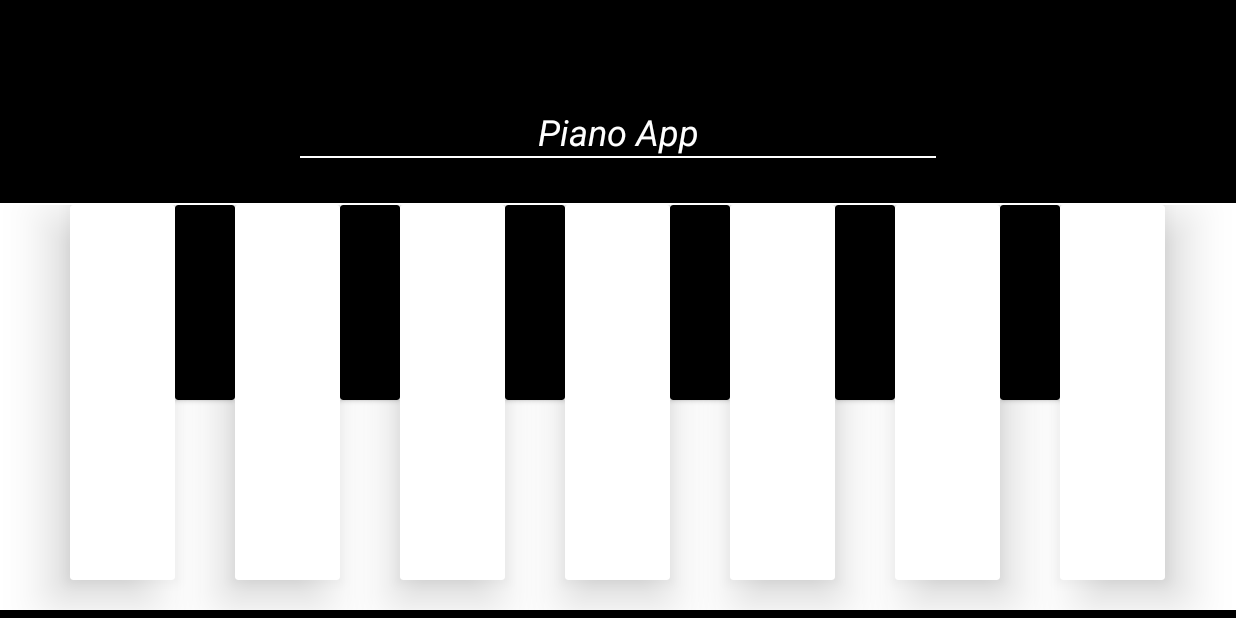
After one commit to Isa2604/Lab.DisMov, an Android app: the Piano screen opened directly, with no data from a screen before it, on a phone screen of 824 x 412 dp (held sideways). The commit adds this screen. Run offline under Robolectric (Android 15) with nearby library versions, the phone set to English and light mode, and no system bars.

Commit message:
agregue clase piano y su layout

```diff
--- a/app/src/main/AndroidManifest.xml
+++ b/app/src/main/AndroidManifest.xml
@@ -13,6 +13,9 @@
         android:theme="@style/Theme.PLAYGROUND"
         tools:targetApi="31">
         <activity android:name=".Animals"/>
+        <activity android:name=".Piano"
+            android:screenOrientation="landscape"/>
+
         <activity
             android:name=".MainActivity"
             android:exported="true"
@@ -22,6 +25,7 @@
 
                 <category android:name="android.intent.category.LAUNCHER" />
             </intent-filter>
+
         </activity>
     </application>
 
--- /dev/null
+++ b/app/src/main/java/com/example/playground/Piano.java
@@ -0,0 +1,97 @@
+package com.example.playground;
+
+import androidx.appcompat.app.AppCompatActivity;
+import androidx.cardview.widget.CardView;
+
+import android.media.MediaPlayer;
+import android.media.SoundPool;
+import android.os.Bundle;
+import android.view.View;
+
+public class Piano extends AppCompatActivity {
+
+    MediaPlayer music,music2,music3,music4,music5,music6,music7;
+    private SoundPool soundPool;
+    private Integer integerSoundIDa,integerSoundIDb,integerSoundIDc,integerSoundIDd,integerSoundIDe,integerSoundIDf,integerSoundIDg,
+            integerSoundBlack,integerSoundBlack2,integerSoundBlack3,integerSoundBlack4,integerSoundBlack5,integerSoundBlack6;
+    private float floatSpeed = 1.0f;
+
+
+    @Override
+    protected void onCreate(Bundle savedInstanceState) {
+        super.onCreate(savedInstanceState);
+        setContentView(R.layout.piano_layout);
+        getSupportActionBar().hide();
+
+        SoundPool.Builder builder = new SoundPool.Builder();
+        soundPool = builder.build();
+        integerSoundIDa = soundPool.load(this,R.raw.c,1);
+        integerSoundIDb = soundPool.load(this,R.raw.d,1);
+        integerSoundIDc = soundPool.load(this,R.raw.e,1);
+        integerSoundIDd = soundPool.load(this,R.raw.f,1);
+        integerSoundIDe = soundPool.load(this,R.raw.g,1);
+        integerSoundIDf = soundPool.load(this,R.raw.a,1);
+        integerSoundIDg = soundPool.load(this,R.raw.b,1);
+        integerSoundBlack = soundPool.load(this,R.raw.a_hash,1);
+        integerSoundBlack2 = soundPool.load(this,R.raw.c_hash,1);
+        integerSoundBlack3 = soundPool.load(this,R.raw.d_hash,1);
+        integerSoundBlack4 = soundPool.load(this,R.raw.f_hash,1);
+        integerSoundBlack5 = soundPool.load(this,R.raw.g_hash,1);
+        integerSoundBlack6 = soundPool.load(this,R.raw.c2,1);
+
+
+    }
+
+    public void music(View view){
+        soundPool.play(integerSoundIDa,1,1,1,0,floatSpeed);
+    }
+
+    public void music2(View view){
+        soundPool.play(integerSoundIDb,1,1,1,0,floatSpeed);
+    }
+
+    public void music3(View view){
+        soundPool.play(integerSoundIDc,1,1,1,0,floatSpeed);
+    }
+
+    public void music4(View view){
+        soundPool.play(integerSoundIDd,1,1,1,0,floatSpeed);
+    }
+
+    public void music5(View view){
+        soundPool.play(integerSoundIDe,1,1,1,0,floatSpeed);
+    }
+
+    public void music6(View view){
+        soundPool.play(integerSoundIDf,1,1,1,0,floatSpeed);
+    }
+
+    public void music7(View view){
+        soundPool.play(integerSoundIDg,1,1,1,0,floatSpeed);
+    }
+
+    public void black(View view){
+        soundPool.play(integerSoundBlack,1,1,1,0,floatSpeed);
+    }
+
+    public void black2(View view){
+        soundPool.play(integerSoundBlack2,1,1,1,0,floatSpeed);
+    }
+
+    public void black3(View view){
+        soundPool.play(integerSoundBlack3,1,1,1,0,floatSpeed);
+    }
+
+    public void black4(View view){
+        soundPool.play(integerSoundBlack4,1,1,1,0,floatSpeed);
+    }
+
+    public void black5(View view){
+        soundPool.play(integerSoundBlack5,1,1,1,0,floatSpeed);
+    }
+
+    public void black6(View view){
+        soundPool.play(integerSoundBlack6,1,1,1,0,floatSpeed);
+    }
+
+}
--- a/app/src/main/java/com/example/playground/ui/home/HomeFragment.java
+++ b/app/src/main/java/com/example/playground/ui/home/HomeFragment.java
@@ -13,6 +13,7 @@ import androidx.fragment.app.Fragment;
 import androidx.lifecycle.ViewModelProvider;
 
 import com.example.playground.Animals;
+import com.example.playground.Piano;
 import com.example.playground.R;
 import com.example.playground.databinding.FragmentHomeBinding;
 
@@ -32,6 +33,7 @@ public class HomeFragment extends Fragment {
         Button button = root.findViewById(R.id.button);
         Button button2 = root.findViewById(R.id.button2);
         Button button3 = root.findViewById(R.id.button3);
+        Button button5 = root.findViewById(R.id.button5);
 
         // Configurar OnClickListener para cada botón
         button.setOnClickListener(new View.OnClickListener() {
@@ -57,6 +59,14 @@ public class HomeFragment extends Fragment {
                 // Acción a realizar al hacer clic en el tercer botón
             }
         });
+        button5.setOnClickListener(new View.OnClickListener() {
+            @Override
+            public void onClick(View v) {
+                // Acción a realizar al hacer clic en el tercer botón
+                Intent intent = new Intent(getActivity(), Piano.class);
+                startActivity(intent);
+            }
+        });
 
 
         return root;
--- /dev/null
+++ b/app/src/main/res/drawable/card_bg.xml
@@ -0,0 +1,6 @@
+<?xml version="1.0" encoding="utf-8"?>
+<shape xmlns:android="http://schemas.android.com/apk/res/android">
+
+    <corners android:bottomLeftRadius="20dp"
+        android:topLeftRadius="20dp"/>
+</shape>
--- /dev/null
+++ b/app/src/main/res/layout/piano_layout.xml
@@ -0,0 +1,155 @@
+<?xml version="1.0" encoding="utf-8"?>
+<LinearLayout
+    xmlns:android="http://schemas.android.com/apk/res/android"
+    xmlns:app="http://schemas.android.com/apk/res-auto"
+    xmlns:tools="http://schemas.android.com/tools"
+    android:layout_width="match_parent"
+    android:layout_height="match_parent"
+    android:background="@color/black"
+    android:orientation="vertical"
+    android:gravity="bottom"
+    tools:context=".MainActivity">
+
+    <TextView
+        android:layout_width="match_parent"
+        android:layout_height="wrap_content"
+        android:text="Piano App"
+        android:textColor="#FFFFFF"
+        android:textStyle="italic"
+        android:textSize="24sp"
+        android:textAlignment="center"
+        />
+
+    <View
+        android:layout_width="match_parent"
+        android:layout_height="1dp"
+        android:layout_marginBottom="30dp"
+        android:layout_marginStart="200dp"
+        android:layout_marginEnd="200dp"
+        android:background="@color/white"/>
+
+    <View
+        android:layout_width="match_parent"
+        android:layout_height="1dp"
+        android:background="@color/white"/>
+
+    <LinearLayout
+        android:layout_width="match_parent"
+        android:orientation="horizontal"
+        android:gravity="center_horizontal"
+        android:layout_marginBottom="5dp"
+        android:background="@color/white"
+        android:layout_height="270dp">
+        <androidx.cardview.widget.CardView
+            android:id="@+id/cardView"
+            android:onClick="music"
+            android:background="@drawable/card_bg"
+            app:cardElevation="20dp"
+            android:layout_width="70dp"
+            android:layout_height="250dp"
+            android:layout_marginBottom="20dp">
+        </androidx.cardview.widget.CardView>
+
+        <androidx.cardview.widget.CardView
+            android:onClick="black"
+            android:layout_width="40dp"
+            android:backgroundTint="@color/black"
+            android:layout_height="130dp"
+            android:layout_marginBottom="70dp" />
+
+        <androidx.cardview.widget.CardView
+            android:id="@+id/cardView2"
+            android:layout_width="70dp"
+            app:cardElevation="20dp"
+            android:layout_height="250dp"
+            android:onClick="music2"
+            android:layout_marginBottom="20dp">
+
+        </androidx.cardview.widget.CardView>
+
+        <androidx.cardview.widget.CardView
+            android:onClick="black2"
+            android:layout_width="40dp"
+            android:layout_height="130dp"
+            android:layout_marginBottom="70dp"
+            android:backgroundTint="@color/black" />
+
+        <androidx.cardview.widget.CardView
+            android:id="@+id/cardView3"
+            android:layout_width="70dp"
+            app:cardElevation="20dp"
+            android:layout_height="250dp"
+            android:onClick="music3"
+            android:layout_marginBottom="20dp"
+            >
+        </androidx.cardview.widget.CardView>
+
+        <androidx.cardview.widget.CardView
+            android:onClick="black3"
+            android:layout_width="40dp"
+            android:layout_height="130dp"
+            android:layout_marginBottom="70dp"
+            android:backgroundTint="@color/black" />
+
+        <androidx.cardview.widget.CardView
+            android:id="@+id/cardView4"
+            android:layout_width="70dp"
+            app:cardElevation="20dp"
+            android:layout_height="250dp"
+            android:onClick="music4"
+            android:layout_marginBottom="20dp">
+        </androidx.cardview.widget.CardView>
+
+        <androidx.cardview.widget.CardView
+            android:onClick="black4"
+            android:layout_width="40dp"
+            android:layout_height="130dp"
+            android:layout_marginBottom="70dp"
+            android:backgroundTint="@color/black" />
+
+        <androidx.cardview.widget.CardView
+            android:id="@+id/cardView5"
+            android:onClick="music5"
+            android:layout_width="70dp"
+            app:cardElevation="20dp"
+            android:layout_height="250dp"
+            android:layout_marginBottom="20dp">
+        </androidx.cardview.widget.CardView>
+
+        <androidx.cardview.widget.CardView
+            android:onClick="black5"
+            android:layout_width="40dp"
+            android:backgroundTint="@color/black"
+            android:layout_height="130dp"
+            android:layout_marginBottom="70dp"/>
+
+        <androidx.cardview.widget.CardView
+            android:id="@+id/cardView6"
+            android:layout_width="70dp"
+            android:layout_height="250dp"
+            app:cardElevation="20dp"
+            android:onClick="music6"
+            android:layout_marginBottom="20dp"/>
+        <androidx.cardview.widget.CardView
+            android:onClick="black6"
+            android:layout_width="40dp"
+            android:layout_height="130dp"
+            android:layout_marginBottom="70dp"
+            android:backgroundTint="@color/black" />
+
+        <androidx.cardview.widget.CardView
+            android:id="@+id/cardView7"
+            android:layout_width="70dp"
+            app:cardElevation="20dp"
+            android:layout_height="250dp"
+            android:onClick="music7"
+            android:layout_marginBottom="20dp">
+
+        </androidx.cardview.widget.CardView>
+
+
+    </LinearLayout>
+
+
+
+</LinearLayout>
```
Also changed, not shown: 13 other files.
